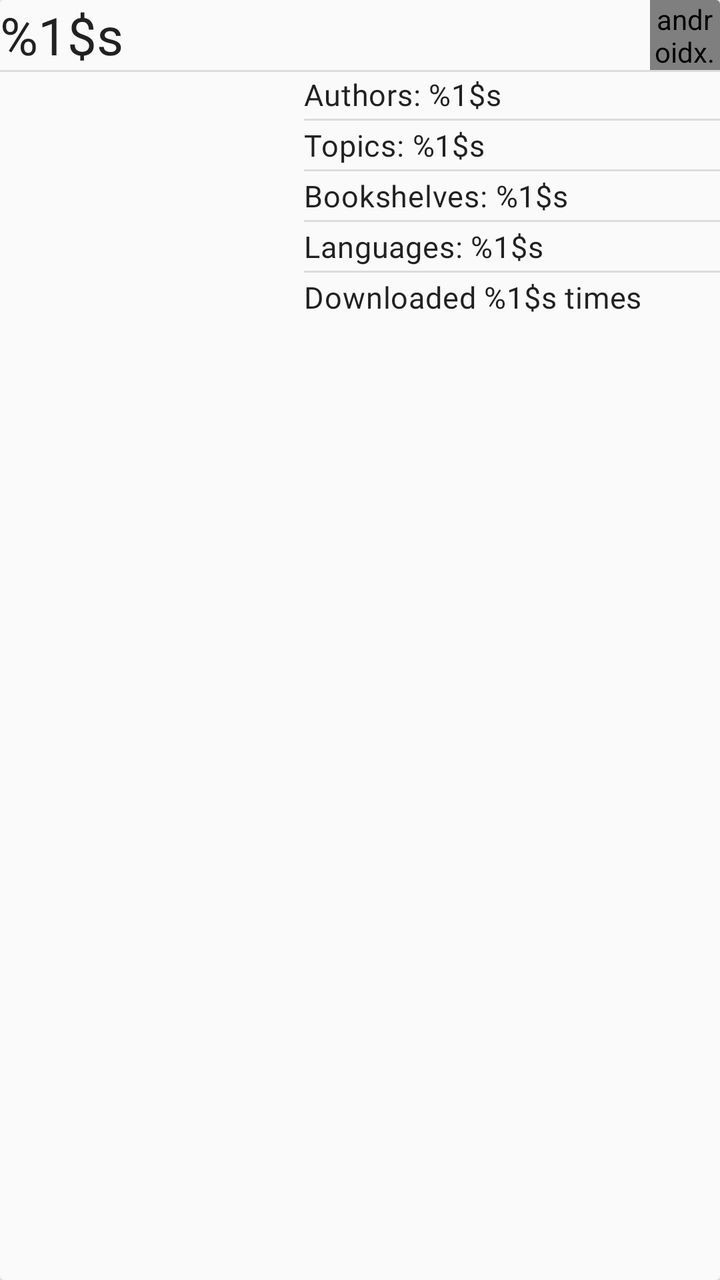
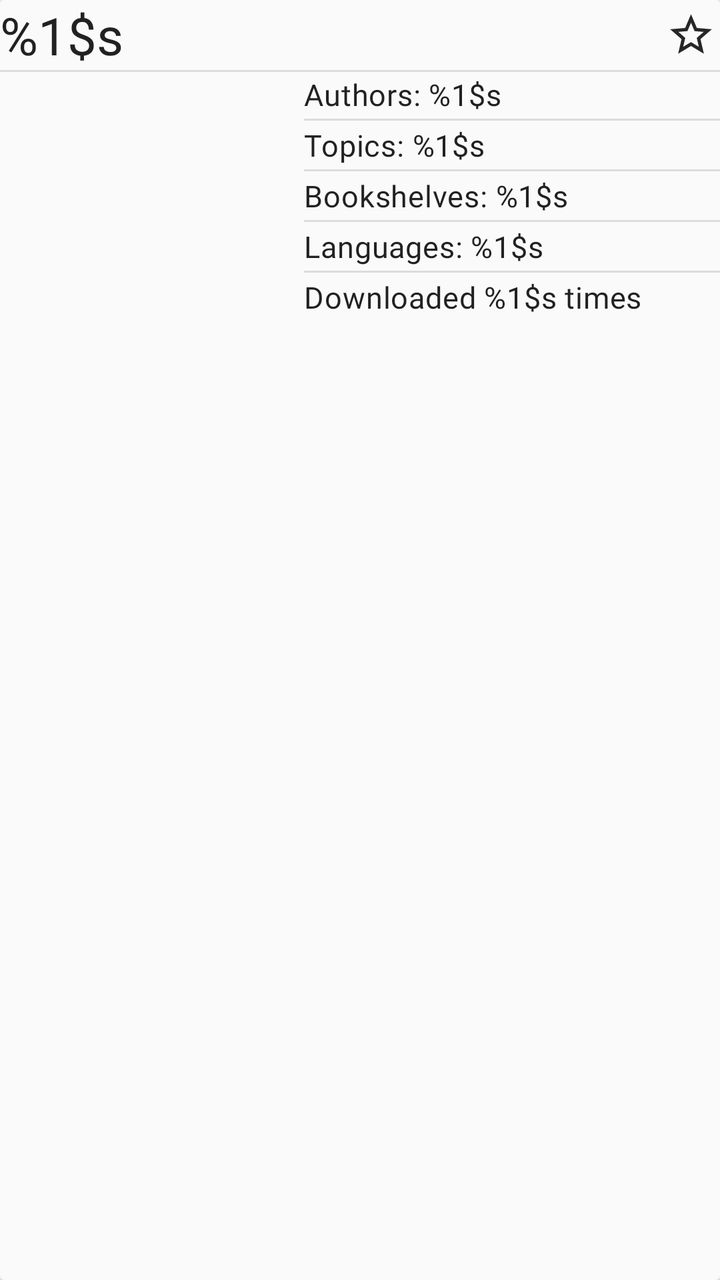

Before-and-after screenshots of an Android layout around one commit, followed by the original layout XML and the change that was made.
<!-- AndroidManifest.xml: another module's application theme Theme.ECatalogs -->
<!-- res/layout/book_entry.xml -->
<?xml version="1.0" encoding="utf-8"?>
<androidx.cardview.widget.CardView xmlns:android="http://schemas.android.com/apk/res/android"
    xmlns:app="http://schemas.android.com/apk/res-auto"
    android:id="@+id/book_entry_card_view"
    android:layout_width="match_parent"
    android:layout_height="wrap_content"
    android:layout_marginBottom="12dp"
    android:backgroundTint="?attr/colorSurface"
    android:transitionName="@string/book_transition_name">

    <androidx.constraintlayout.widget.ConstraintLayout
        android:layout_width="match_parent"
        android:layout_height="wrap_content">

        <TextView
            android:id="@+id/book_title"
            android:layout_width="match_parent"
            android:layout_height="wrap_content"
            android:layout_marginBottom="@dimen/two_dimen"
            android:text="@string/title"
            android:textAppearance="?attr/textAppearanceHeadline5"
            app:layout_constraintTop_toTopOf="parent" />

        <androidx.compose.ui.platform.ComposeView
            android:id="@+id/fav_button"
            android:layout_width="35dp"
            android:layout_height="35dp"
            android:layout_marginBottom="@dimen/two_dimen"
            app:layout_constraintEnd_toEndOf="parent"
            app:layout_constraintTop_toTopOf="parent" />

        <View
            android:id="@+id/divider_horizontal"
            style="@style/Divider.Horizontal"
            app:layout_constraintStart_toStartOf="parent"
            app:layout_constraintTop_toBottomOf="@id/book_title" />

        <com.google.android.material.imageview.ShapeableImageView
            android:id="@+id/image"
            android:layout_width="150dp"
            android:layout_height="match_parent"
            android:adjustViewBounds="true"
            app:layout_constraintBottom_toBottomOf="parent"
            app:layout_constraintStart_toStartOf="parent"
            app:layout_constraintTop_toBottomOf="@id/divider_horizontal" />

        <LinearLayout
            android:id="@+id/llayout"
            android:layout_width="250dp"
            android:layout_height="wrap_content"
            android:layout_marginStart="@dimen/two_dimen"
            android:orientation="vertical"
            app:layout_constraintBottom_toBottomOf="parent"
            app:layout_constraintStart_toEndOf="@id/image"
            app:layout_constraintTop_toTopOf="@id/divider_horizontal">

            <com.google.android.material.textview.MaterialTextView
                android:id="@+id/authors"
                android:layout_width="match_parent"
                android:layout_height="wrap_content"
                android:layout_marginVertical="@dimen/two_dimen"
                android:text="@string/authors"
                android:textAppearance="?attr/textAppearanceBody2" />

            <View style="@style/Divider.Horizontal" />

            <com.google.android.material.textview.MaterialTextView
                android:id="@+id/topics"
                android:layout_width="match_parent"
                android:layout_height="wrap_content"
                android:layout_marginVertical="@dimen/two_dimen"
                android:text="@string/topics"
                android:textAppearance="?attr/textAppearanceBody2" />

            <View style="@style/Divider.Horizontal" />

            <com.google.android.material.textview.MaterialTextView
                android:id="@+id/bookshelf"
                android:layout_width="match_parent"
                android:layout_height="wrap_content"
                android:layout_marginVertical="@dimen/two_dimen"
                android:text="@string/bookshelf"
                android:textAppearance="?attr/textAppearanceBody2" />

            <View style="@style/Divider.Horizontal" />

            <com.google.android.material.textview.MaterialTextView
                android:id="@+id/languages"
                android:layout_width="match_parent"
                android:layout_height="wrap_content"
                android:layout_marginVertical="@dimen/two_dimen"
                android:text="@string/languages"
                android:textAppearance="?attr/textAppearanceBody2" />

            <View style="@style/Divider.Horizontal" />

            <com.google.android.material.textview.MaterialTextView
                android:id="@+id/downloaded"
                android:layout_width="match_parent"
                android:layout_height="wrap_content"
                android:layout_marginVertical="@dimen/two_dimen"
                android:text="@string/downloaded"
                android:textAppearance="?attr/textAppearanceBody2" />

        </LinearLayout>

    </androidx.constraintlayout.widget.ConstraintLayout>

</androidx.cardview.widget.CardView>
<!-- resources referenced by this layout -->
<resources>
  <dimen name="two_dimen">2dp</dimen>
  <string name="authors">Authors: %1$s</string>
  <string name="book_transition_name">book transition %1$s</string>
  <string name="bookshelf">Bookshelves: %1$s</string>
  <string name="downloaded">Downloaded %1$s times</string>
  <string name="languages">Languages: %1$s</string>
  <string name="title">%1$s</string>
  <string name="topics">Topics: %1$s</string>
  <style name="Divider.Horizontal" parent="Divider">
          <item name="android:layout_width">match_parent</item>
          <item name="android:layout_height">1dp</item>
      </style>
  <style name="Divider">
          <item name="android:background">?android:attr/listDivider</item> // can add colorur here
      </style>
  <color name="blue_grey_600">#546e7a</color>
  <color name="blue_grey_100">#819ca9</color>
  <color name="black">#000000</color>
  <color name="white">#fafafa</color>
  <color name="blue_grey_700">#29434e</color>
  <style name="ShapeAppearance.ECatalog.SmallComponent" parent="ShapeAppearance.MaterialComponents.SmallComponent">
          <item name="cornerFamily">rounded</item>
          <item name="cornerSize">@dimen/reply_small_component_corner_radius</item>
      </style>
  <style name="ShapeAppearance.ECatalog.MediumComponent" parent="ShapeAppearance.MaterialComponents.MediumComponent">
          <item name="cornerFamily">rounded</item>
          <item name="cornerSize">@dimen/reply_medium_component_corner_radius</item>
      </style>
  <style name="ShapeAppearance.ECatalog.LargeComponent" parent="ShapeAppearance.MaterialComponents.LargeComponent">
          <item name="cornerFamily">rounded</item>
          <item name="cornerSize">@dimen/reply_large_component_corner_radius</item>
      </style>
  <style name="TextAppearance.MdcTypographyStyles.Body1" parent="TextAppearance.MaterialComponents.Body1">
          <item name="fontFamily">@font/nunito_sans_regular</item>
          <item name="android:fontFamily">@font/nunito_sans_regular</item>
          <item name="android:textSize">17sp</item>
      </style>
  <style name="TextAppearance.MdcTypographyStyles.Body2" parent="TextAppearance.MaterialComponents.Body2">
          <item name="fontFamily">@font/nunito_sans_regular</item>
          <item name="android:fontFamily">@font/nunito_sans_regular</item>
          <item name="android:textSize">15sp</item>
      </style>
  <style name="TextAppearance.MdcTypographyStyles.Button" parent="TextAppearance.MaterialComponents.Button">
          <item name="fontFamily">@font/nunito_sans_light</item>
          <item name="android:fontFamily">@font/nunito_sans_light</item>
          <item name="android:textSize">15sp</item>
      </style>
  <style name="TextAppearance.MdcTypographyStyles.Caption" parent="TextAppearance.MaterialComponents.Caption">
          <item name="fontFamily">@font/nunito_sans_light</item>
          <item name="android:fontFamily">@font/nunito_sans_light</item>
          <item name="android:textSize">13sp</item>
      </style>
  <style name="TextAppearance.MdcTypographyStyles.Overline" parent="TextAppearance.MaterialComponents.Overline">
          <item name="fontFamily">@font/nunito_sans_light</item>
          <item name="android:fontFamily">@font/nunito_sans_light</item>
          <item name="android:textSize">11sp</item>
      </style>
  <dimen name="reply_small_component_corner_radius">8dp</dimen>
  <dimen name="reply_medium_component_corner_radius">12dp</dimen>
  <dimen name="reply_large_component_corner_radius">24dp</dimen>
  <!-- unchanged entries left out for length: 4 -->
</resources>

<!-- the commit's change to res/layout/book_entry.xml (unified diff, before → after) -->
@@ -14,20 +14,23 @@
 
         <TextView
             android:id="@+id/book_title"
-            android:layout_width="match_parent"
+            android:layout_width="0dp"
             android:layout_height="wrap_content"
             android:layout_marginBottom="@dimen/two_dimen"
             android:text="@string/title"
             android:textAppearance="?attr/textAppearanceHeadline5"
-            app:layout_constraintTop_toTopOf="parent" />
+            app:layout_constraintTop_toTopOf="parent"
+            app:layout_constraintStart_toStartOf="parent"/>
 
-        <androidx.compose.ui.platform.ComposeView
+        <com.google.android.material.imageview.ShapeableImageView
             android:id="@+id/fav_button"
-            android:layout_width="35dp"
-            android:layout_height="35dp"
-            android:layout_marginBottom="@dimen/two_dimen"
+            android:layout_width="25dp"
+            android:layout_height="25dp"
+            android:layout_marginEnd="@dimen/two_dimen"
+            android:src="@drawable/star_24"
+            app:layout_constraintBottom_toBottomOf="@id/book_title"
             app:layout_constraintEnd_toEndOf="parent"
-            app:layout_constraintTop_toTopOf="parent" />
+            app:layout_constraintTop_toTopOf="@id/book_title" />
 
         <View
             android:id="@+id/divider_horizontal"
<!-- resource entries referenced after the edit -->
@@ -1,6 +1,12 @@
 <!-- resources referenced by this layout -->
 <resources>
   <dimen name="two_dimen">2dp</dimen>
+  <!-- drawable star_24 (drawable) -->
+  <vector android:alpha="0.85" android:height="24dp"
+      android:tint="#000000" android:viewportHeight="24"
+      android:viewportWidth="24" android:width="24dp" xmlns:android="http://schemas.android.com/apk/res/android">
+      <path android:fillColor="@android:color/white" android:pathData="M22,9.24l-7.19,-0.62L12,2 9.19,8.63 2,9.24l5.46,4.73L5.82,21 12,17.27 18.18,21l-1.63,-7.03L22,9.24zM12,15.4l-3.76,2.27 1,-4.28 -3.32,-2.88 4.38,-0.38L12,6.1l1.71,4.04 4.38,0.38 -3.32,2.88 1,4.28L12,15.4z"/>
+  </vector>
   <string name="authors">Authors: %1$s</string>
   <string name="book_transition_name">book transition %1$s</string>
   <string name="bookshelf">Bookshelves: %1$s</string>
